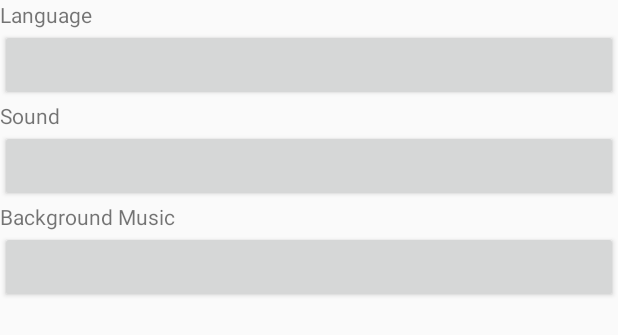
After one commit to tran335/PianoForKids, an Android app: the layout activity_setting.xml on its own in the app's theme, with its tools: preview values and no code run, on a phone screen of 412 x 824 dp. The commit adds this screen. Shown: the top 335 px of the screen. Run offline under Robolectric (Android 15) with nearby library versions, the phone set to English and light mode, and no system bars; Roboto replaces fonts that are not available here.

Commit message:
update - add setting screen function - (raw ui

```diff
--- a/app/src/main/java/com/e/pianoforkids/PianoActivity.java
+++ b/app/src/main/java/com/e/pianoforkids/PianoActivity.java
@@ -8,7 +8,7 @@ import android.view.View;
 import android.view.Window;
 import android.view.WindowManager;
 
-import com.e.pianoforkids.View.MainMenuActivity;
+import view.MainMenuActivity;
 
 public class PianoActivity extends AppCompatActivity {
 
--- a/app/src/main/java/com/e/pianoforkids/View/MainMenuActivity.java
+++ b/app/src/main/java/view/MainMenuActivity.java
@@ -1,4 +1,4 @@
-package com.e.pianoforkids.View;
+package view;
 
 import android.annotation.SuppressLint;
 import android.content.Intent;
@@ -10,9 +10,6 @@ import android.view.View.OnClickListener;
 import android.view.Window;
 import android.view.WindowManager;
 import android.widget.ImageButton;
-import android.widget.ImageView;
-import android.view.LayoutInflater;
-import android.widget.RelativeLayout;
 
 import com.e.pianoforkids.PianoActivity;
 import com.e.pianoforkids.R;
--- a/app/src/main/java/com/e/pianoforkids/View/SettingsActivity.java
+++ b/app/src/main/java/view/SettingsActivity.java
@@ -1,4 +1,4 @@
-package com.e.pianoforkids.View;
+package view;
 
 import android.annotation.SuppressLint;
 import android.content.Intent;
@@ -7,7 +7,6 @@ import android.os.Bundle;
 import android.view.View;
 import android.view.Window;
 import android.view.WindowManager;
-import android.widget.ImageButton;
 
 import com.e.pianoforkids.R;
 
--- a/app/src/main/res/layout-land/activity_login.xml
+++ b/app/src/main/res/layout-land/activity_login.xml
@@ -6,7 +6,7 @@
     android:layout_height="match_parent"
     android:background="@color/colorBackground"
 
-    tools:context="com.e.pianoforkids.View.LoginActivity">
+    tools:context="com.e.pianoforkids.view.LoginActivity">
 
     <TextView
         android:id="@+id/login_title"
--- a/app/src/main/res/layout/activity_login.xml
+++ b/app/src/main/res/layout/activity_login.xml
@@ -6,7 +6,7 @@
     android:layout_height="match_parent"
     android:background="@color/colorBackground"
 
-    tools:context="com.e.pianoforkids.View.LoginActivity">
+    tools:context="com.e.pianoforkids.view.LoginActivity">
 
     <TextView
         android:id="@+id/login_title"
--- a/app/src/main/res/layout/activity_main_menu.xml
+++ b/app/src/main/res/layout/activity_main_menu.xml
@@ -8,7 +8,7 @@
     android:layout_height="match_parent"
     android:background="@drawable/main_background"
     android:paddingTop="10dp"
-    tools:context=".View.MainMenuActivity">>
+    tools:context="view.MainMenuActivity">>
 
     <com.airbnb.lottie.LottieAnimationView
         android:layout_width="146dp"
--- /dev/null
+++ b/app/src/main/res/layout/activity_setting.xml
@@ -0,0 +1,36 @@
+<?xml version="1.0" encoding="utf-8"?>
+<LinearLayout xmlns:android="http://schemas.android.com/apk/res/android"
+    xmlns:app="http://schemas.android.com/apk/res-auto"
+    xmlns:tools="http://schemas.android.com/tools"
+    android:layout_width="match_parent"
+    android:layout_height="match_parent"
+    android:orientation="vertical"
+    tools:context=".view.activity.SettingActivity">
+    <TextView
+        android:id="@+id/txtLanguage"
+        android:text="@string/language"
+        android:layout_width="wrap_content"
+        android:layout_height="wrap_content"/>
+    <Button
+        android:id="@+id/btnLanguage"
+        android:layout_width="match_parent"
+        android:layout_height="wrap_content"/>
+    <TextView
+        android:id="@+id/txtSound"
+        android:text="@string/sound"
+        android:layout_width="wrap_content"
+        android:layout_height="wrap_content"/>
+    <Button
+        android:id="@+id/btnSound"
+        android:layout_width="match_parent"
+        android:layout_height="wrap_content"/>
+    <TextView
+        android:id="@+id/txtBackgroundMusic"
+        android:text="@string/background_music"
+        android:layout_width="wrap_content"
+        android:layout_height="wrap_content"/>
+    <Button
+        android:id="@+id/btnBackgroundMusic"
+        android:layout_width="match_parent"
+        android:layout_height="wrap_content"/>
+</LinearLayout>
--- a/app/src/main/res/values/strings.xml
+++ b/app/src/main/res/values/strings.xml
@@ -36,4 +36,7 @@
     <string name="attachment_summary_off">Only download attachments when manually requested</string>
     <string name="settings_header">Settings</string>
     <string name="describe_button">make go back possible</string>
+    <string name="sound">Sound</string>
+    <string name="background_music">Background Music</string>
+    <string name="language">Language</string>
 </resources>
--- a/build.gradle
+++ b/build.gradle
@@ -9,7 +9,6 @@ buildscript {
     }
     dependencies {
         classpath 'com.android.tools.build:gradle:3.6.3'
-        classpath "org.jetbrains.kotlin:kotlin-gradle-plugin:$kotlin_version"
         classpath 'com.google.gms:google-services:4.3.3'
 
         // NOTE: Do not place your application dependencies here; they belong
```
Also changed, not shown: app/build.gradle (+11 -5 lines), app/src/main/AndroidManifest.xml (+6 -3 lines), app/src/main/java/com/e/pianoforkids/data/SettingDatabase/ListSettingResponse.java (added, +7 -0 lines), app/src/main/java/com/e/pianoforkids/data/SettingDatabase/LoadSettingTask.java (added, +44 -0 lines), app/src/main/java/com/e/pianoforkids/data/SettingDatabase/SettingDatabase.java (added, +98 -0 lines), app/src/main/java/com/e/pianoforkids/data/SettingDatabase/UpdateSetting.java (added, +28 -0 lines), app/src/main/java/com/e/pianoforkids/data/model/Key.java (added, +17 -0 lines), app/src/main/java/com/e/pianoforkids/repository/SettingRepository.java (added, +46 -0 lines), app/src/main/java/com/e/pianoforkids/viewmodel/SettingViewModel.java (added, +39 -0 lines), app/src/main/java/view/LoginActivity.java (renamed from app/src/main/java/com/e/pianoforkids/View/LoginActivity.java, +3 -7 lines), app/src/main/java/view/SettingActivity.java (added, +68 -0 lines).
